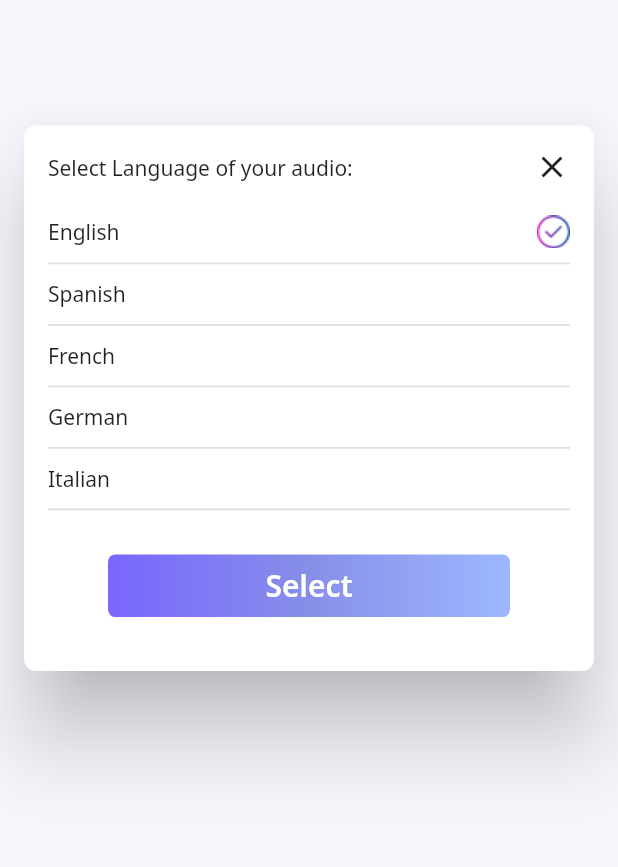
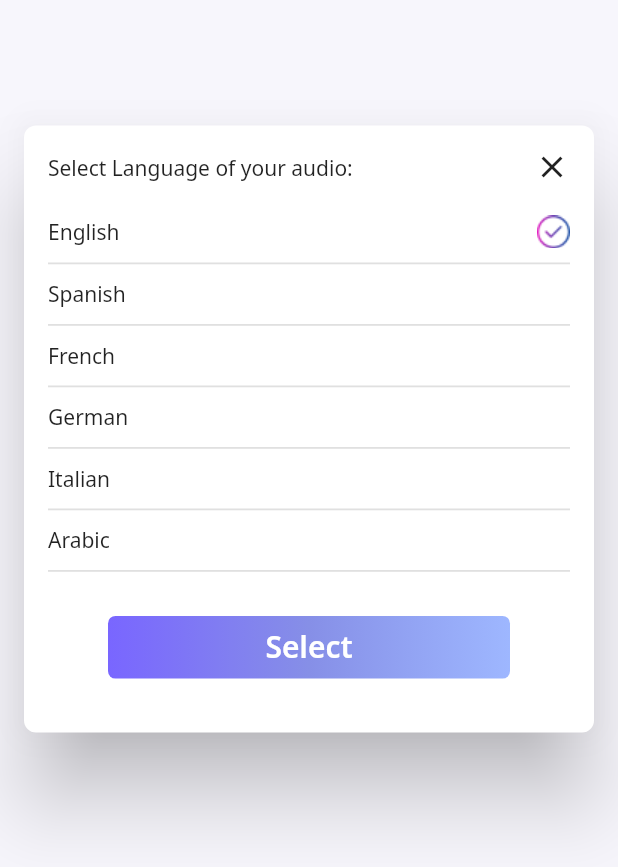
Before and after one commit to waleed-se3fan/Cord2, a Flutter app: the _Dialog widget shown alone on an empty page, opened directly, on a phone screen of 412 x 824 dp. Shown: the top 867 px of the screen. Run offline on Flutter 3.47's test engine with Material 2 defaults, Android fonts, the light colour scheme and no system bars; our stand-ins replace animated_text_kit, audioplayers, bloc, dio, dotted_border, file_picker and 14 more; missing offline and left inert: custom_clippers, fast_contacts, qr_code_scanner, translator; accounts and stored records are empty; network calls fail.

Commit message:
Update language_dialog.dart

```diff
--- a/lib/app/home/presentation/widgets/language_dialog.dart
+++ b/lib/app/home/presentation/widgets/language_dialog.dart
@@ -66,7 +66,8 @@ class _DialogState extends State<_Dialog> {
                     'Spanish',
                     'French',
                     'German',
-                    'Italian'
+                    'Italian',
+                    'Arabic'
                   ].map((e) => Column(
                         children: [
                           InkWell(
@@ -96,6 +97,10 @@ class _DialogState extends State<_Dialog> {
                                 case 'German':
                                   {
                                     HomeCubit.type = 'de';
+                                  }
+                                  case 'Arabic':
+                                  {
+                                    HomeCubit.type = 'ar';
                                   }
                                   break;
                               }
```
